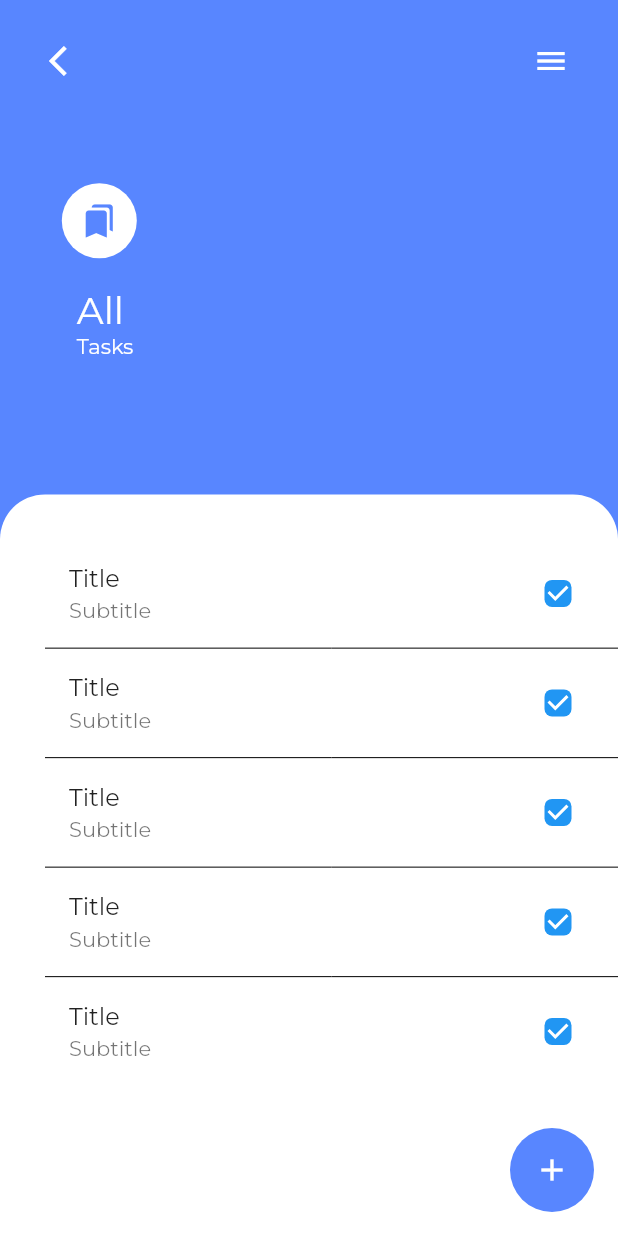
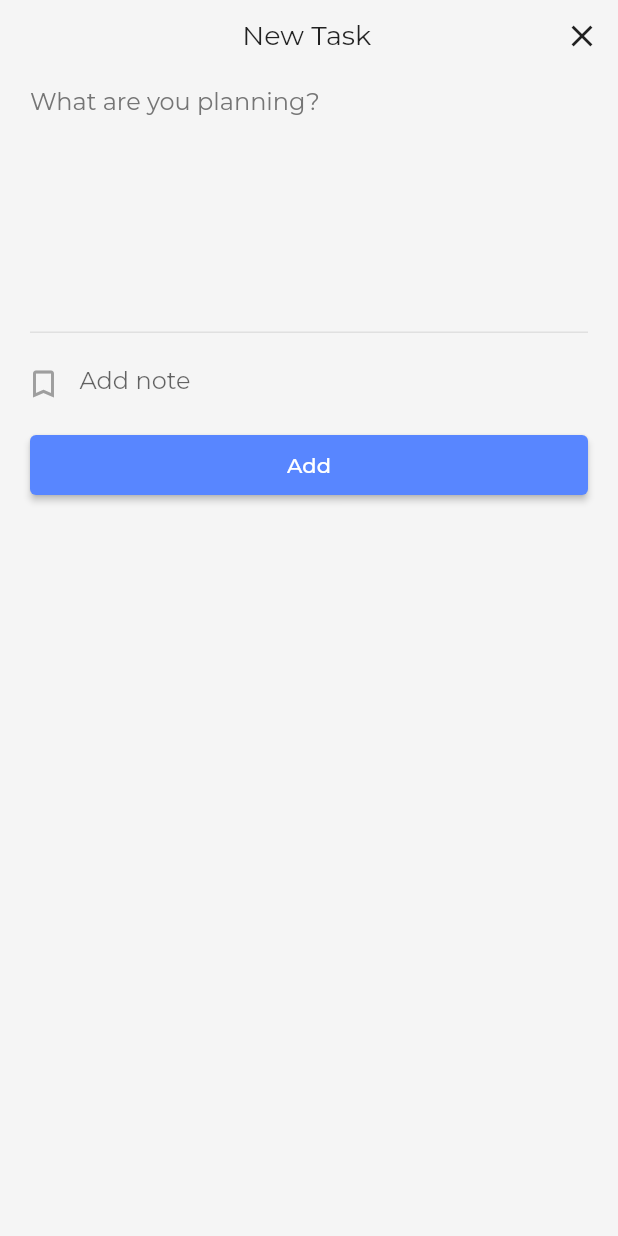
Before and after one commit to mohammadaminafrazandeh/todo_app, a Flutter app: the HomeScreen screen opened by its route, after a tap on the "add" icon, on a phone screen of 412 x 824 dp. Run offline on Flutter 3.47's test engine with Material 2 defaults, Android fonts, the phone set to English and light mode, and no system bars; our stand-ins replace get, google_fonts.

Commit message:
Completed UI

```diff
--- a/lib/main.dart
+++ b/lib/main.dart
@@ -1,4 +1,5 @@
 import 'package:flutter/material.dart';
+import 'package:flutter/services.dart';
 import 'package:get/get.dart';
 import 'package:google_fonts/google_fonts.dart';
 import 'package:todo_app/bindings/binidings.dart';
@@ -22,4 +23,13 @@ class MyApp extends StatelessWidget {
       initialRoute: '/homescreen',
     );
   }
+
+  static void changeColor(Color color, Brightness brightness) {
+    SystemChrome.setSystemUIOverlayStyle(
+      SystemUiOverlayStyle(
+        statusBarColor: color,
+        statusBarIconBrightness: brightness,
+      ),
+    );
+  }
 }
--- /dev/null
+++ b/lib/pages/add_task_screen.dart
@@ -0,0 +1,162 @@
+import 'package:flutter/material.dart';
+import 'package:get/get.dart';
+import 'package:todo_app/constant.dart';
+import 'package:todo_app/main.dart';
+
+class AddTaskScreen extends StatelessWidget {
+  const AddTaskScreen({super.key});
+
+  @override
+  Widget build(BuildContext context) {
+    MyApp.changeColor(const Color(0xfff5f5f5), Brightness.dark);
+    return const Scaffold(
+      backgroundColor: Color(0xfff5f5f5),
+      body: SafeArea(
+        child: Column(
+          crossAxisAlignment: CrossAxisAlignment.start,
+          children: [
+            CustomAppBar(),
+            TitleWidget(),
+            TaskTextField(),
+            NoteWidget(),
+            MyButton(),
+          ],
+        ),
+      ),
+    );
+  }
+}
+
+class MyButton extends StatelessWidget {
+  const MyButton({
+    super.key,
+  });
+
+  @override
+  Widget build(BuildContext context) {
+    return Container(
+      margin: const EdgeInsets.symmetric(horizontal: 20),
+      width: Get.width,
+      height: 40,
+      child: ElevatedButton(
+        onPressed: () {},
+        style: ElevatedButton.styleFrom(
+          backgroundColor: KLightBlueColor,
+        ),
+        child: const Text('Add'),
+      ),
+    );
+  }
+}
+
+class NoteWidget extends StatelessWidget {
+  const NoteWidget({
+    super.key,
+  });
+
+  @override
+  Widget build(BuildContext context) {
+    return Container(
+      margin: EdgeInsets.symmetric(horizontal: 5, vertical: 10),
+      child: TextField(
+        maxLength: 30,
+        cursorColor: KLightBlueColor,
+        decoration: InputDecoration(
+          hintText: 'Add note',
+          prefixIcon: Icon(
+            Icons.bookmark_border,
+            color: Colors.grey,
+          ),
+          border: InputBorder.none,
+          counter: Container(),
+        ),
+      ),
+    );
+  }
+}
+
+class TaskTextField extends StatelessWidget {
+  const TaskTextField({
+    super.key,
+  });
+
+  @override
+  Widget build(BuildContext context) {
+    return Container(
+      margin: const EdgeInsets.symmetric(horizontal: 20),
+      child: TextField(
+        maxLines: 6,
+        cursorColor: KLightBlueColor,
+        cursorHeight: 40,
+        decoration: InputDecoration(
+          enabledBorder: UnderlineInputBorder(
+            borderSide: BorderSide(
+              color: Colors.grey.shade300,
+            ),
+          ),
+          focusedBorder: UnderlineInputBorder(
+            borderSide: BorderSide(
+              color: Colors.grey.shade300,
+            ),
+          ),
+        ),
+      ),
+    );
+  }
+}
+
+class TitleWidget extends StatelessWidget {
+  const TitleWidget({
+    super.key,
+  });
+
+  @override
+  Widget build(BuildContext context) {
+    return Container(
+      margin: const EdgeInsets.only(left: 20, top: 10),
+      child: Text(
+        'What are you planning?',
+        style: TextStyle(
+          color: Colors.grey[600],
+          fontSize: 16,
+        ),
+      ),
+    );
+  }
+}
+
+class CustomAppBar extends StatelessWidget {
+  const CustomAppBar({
+    super.key,
+  });
+
+  @override
+  Widget build(BuildContext context) {
+    return Row(
+      children: [
+        Expanded(
+          child: Container(
+            margin: const EdgeInsets.only(left: 45.0),
+            child: const Text(
+              'New Task',
+              style: TextStyle(fontSize: 18),
+              textAlign: TextAlign.center,
+            ),
+          ),
+        ),
+        Hero(
+          tag: 'hero',
+          child: Material(
+            color: const Color(0xfff5f5f5),
+            child: IconButton(
+              onPressed: () {
+                Get.back();
+              },
+              icon: const Icon(Icons.close),
+            ),
+          ),
+        )
+      ],
+    );
+  }
+}
--- a/lib/pages/homescreen.dart
+++ b/lib/pages/homescreen.dart
@@ -1,29 +1,86 @@
 import 'package:flutter/material.dart';
 import 'package:get/get.dart';
 import 'package:todo_app/constant.dart';
+import 'package:todo_app/main.dart';
 
 class HomeScreen extends StatelessWidget {
   const HomeScreen({super.key});
 
   @override
   Widget build(BuildContext context) {
-    return Scaffold(
+    MyApp.changeColor(KLightBlueColor, Brightness.light);
+    return const Scaffold(
       backgroundColor: KLightBlueColor,
-      floatingActionButton: FloatingActionButton(
-        backgroundColor: KLightBlueColor,
-        elevation: 0,
-        onPressed: () {},
-        child: const Icon(Icons.add),
-      ),
+      floatingActionButton: FABNewTask(),
       body: SafeArea(
         child: Stack(
           alignment: Alignment.bottomCenter,
           children: [
-            Column(
+            HeadWidget(),
+            BottomWidget(),
+          ],
+        ),
+      ),
+    );
+  }
+}
+
+class BottomWidget extends StatelessWidget {
+  const BottomWidget({
+    super.key,
+  });
+
+  @override
+  Widget build(BuildContext context) {
+    return Container(
+      width: Get.width,
+      height: Get.height * 0.6,
+      decoration: const BoxDecoration(
+        color: Colors.white,
+        borderRadius: BorderRadius.only(
+          topLeft: Radius.circular(30),
+          topRight: Radius.circular(30),
+        ),
+      ),
+      child: Padding(
+        padding: const EdgeInsets.only(top: 30, left: 30),
+        child: ListView.separated(
+            itemBuilder: (context, index) {
+              return ListTile(
+                title: const Text('Title'),
+                subtitle: const Text('Subtitle'),
+                trailing: Checkbox(
+                  value: true,
+                  shape: RoundedRectangleBorder(
+                      borderRadius: BorderRadius.circular(5)),
+                  onChanged: (value) {},
+                ),
+                onTap: () {},
+              );
+            },
+            separatorBuilder: (context, index) {
+              return const Divider(
+                color: Colors.black,
+                height: 3,
+              );
+            },
+            itemCount: 5),
+      ),
+    );
+  }
+}
+
+class HeadWidget extends StatelessWidget {
+  const HeadWidget({
+    super.key,
+  });
+
+  @override
+  Widget build(BuildContext context) {
+    return Column(
       crossAxisAlignment: CrossAxisAlignment.start,
       children: [
         Container(
-                  color: KLightBlueColor,
           width: Get.width,
           margin: EdgeInsets.symmetric(
               horizontal: Get.width / 20, vertical: Get.height / 50),
@@ -44,8 +101,7 @@ class HomeScreen extends StatelessWidget {
           ),
         ),
         Padding(
-                  padding: EdgeInsets.only(
-                      top: Get.height / 20, left: Get.width / 10),
+          padding: EdgeInsets.only(top: Get.height / 20, left: Get.width / 10),
           child: Column(
             crossAxisAlignment: CrossAxisAlignment.start,
             children: [
@@ -78,45 +134,29 @@ class HomeScreen extends StatelessWidget {
           ),
         ),
       ],
-            ),
-            Container(
-              width: Get.width,
-              height: Get.height * 0.6,
-              decoration: const BoxDecoration(
-                color: Colors.white,
-                borderRadius: BorderRadius.only(
-                  topLeft: Radius.circular(30),
-                  topRight: Radius.circular(30),
-                ),
-              ),
-              child: Padding(
-                padding: EdgeInsets.only(top: 30, left: 30),
-                child: ListView.separated(
-                    itemBuilder: (context, index) {
-                      return ListTile(
-                        title: const Text('Title'),
-                        subtitle: const Text('Subtitle'),
-                        trailing: Checkbox(
-                          value: true,
-                          shape: RoundedRectangleBorder(
-                              borderRadius: BorderRadius.circular(5)),
-                          onChanged: (value) {},
-                        ),
-                        onTap: () {},
-                      );
-                    },
-                    separatorBuilder: (context, index) {
-                      return const Divider(
-                        color: Colors.black,
-                        height: 1,
-                      );
-                    },
-                    itemCount: 5),
-              ),
-            ),
-          ],
-        ),
-      ),
     );
   }
 }
+
+class FABNewTask extends StatelessWidget {
+  const FABNewTask({
+    super.key,
+  });
+
+  @override
+  Widget build(BuildContext context) {
+    return FloatingActionButton(
+      backgroundColor: KLightBlueColor,
+      elevation: 0,
+      heroTag: 'hero',
+      onPressed: () {
+        Get.toNamed('/addtaskscreen')!.then(
+          (value) {
+            MyApp.changeColor(KLightBlueColor, Brightness.light);
+          },
+        );
+      },
+      child: const Icon(Icons.add),
+    );
+  }
+}
--- a/lib/routes/routes.dart
+++ b/lib/routes/routes.dart
@@ -1,8 +1,10 @@
 import 'package:get/get.dart';
+import 'package:todo_app/pages/add_task_screen.dart';
 import 'package:todo_app/pages/homescreen.dart';
 
 class Routes {
   static List<GetPage> get pages => [
-    GetPage(name: '/homescreen', page: () => const HomeScreen(),)
-  ];
+        GetPage(name: '/homescreen', page: () => const HomeScreen()),
+        GetPage(name: '/addtaskscreen', page: () => const AddTaskScreen()),
+      ];
 }
```
Lines whose indentation alone changed are shown as unchanged.
